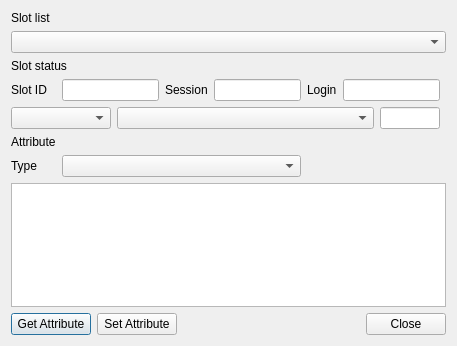
Qt form CryptokiMan/edit_attribute_dlg.ui (jykim74/CryptokiMan) before a commit.
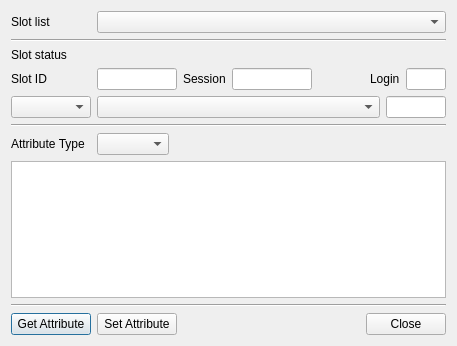
The same form after that commit.

```diff
--- a/CryptokiMan/edit_attribute_dlg.ui
+++ b/CryptokiMan/edit_attribute_dlg.ui
@@ -13,15 +13,222 @@
   <property name="windowTitle">
    <string>Edit attribute</string>
   </property>
-  <layout class="QGridLayout" name="gridLayout">
-   <item row="3" column="6">
-    <widget class="QLabel" name="label_7">
+  <layout class="QVBoxLayout" name="verticalLayout">
+   <item>
+    <layout class="QGridLayout" name="gridLayout">
+     <property name="topMargin">
+      <number>0</number>
+     </property>
+     <item row="0" column="0">
+      <widget class="QLabel" name="label">
+       <property name="minimumSize">
+        <size>
+         <width>80</width>
+         <height>0</height>
+        </size>
+       </property>
+       <property name="text">
+        <string>Slot list</string>
+       </property>
+      </widget>
+     </item>
+     <item row="0" column="1">
+      <widget class="QComboBox" name="mSlotsCombo">
+       <property name="sizePolicy">
+        <sizepolicy hsizetype="Preferred" vsizetype="Fixed">
+         <horstretch>1</horstretch>
+         <verstretch>0</verstretch>
+        </sizepolicy>
+       </property>
+      </widget>
+     </item>
+    </layout>
+   </item>
+   <item>
+    <widget class="Line" name="line">
+     <property name="orientation">
+      <enum>Qt::Horizontal</enum>
+     </property>
+    </widget>
+   </item>
+   <item>
+    <widget class="QLabel" name="label_2">
      <property name="text">
-      <string>Login</string>
+      <string>Slot status</string>
      </property>
     </widget>
    </item>
-   <item row="10" column="0" colspan="9">
+   <item>
+    <layout class="QGridLayout" name="gridLayout_4">
+     <property name="topMargin">
+      <number>0</number>
+     </property>
+     <item row="0" column="1">
+      <widget class="QLineEdit" name="mSlotIDText">
+       <property name="maximumSize">
+        <size>
+         <width>80</width>
+         <height>16777215</height>
+        </size>
+       </property>
+      </widget>
+     </item>
+     <item row="0" column="0">
+      <widget class="QLabel" name="label_3">
+       <property name="minimumSize">
+        <size>
+         <width>80</width>
+         <height>0</height>
+        </size>
+       </property>
+       <property name="text">
+        <string>Slot ID</string>
+       </property>
+      </widget>
+     </item>
+     <item row="0" column="5">
+      <widget class="QLabel" name="label_7">
+       <property name="text">
+        <string>Login</string>
+       </property>
+      </widget>
+     </item>
+     <item row="0" column="2">
+      <widget class="QLabel" name="label_6">
+       <property name="text">
+        <string>Session</string>
+       </property>
+      </widget>
+     </item>
+     <item row="0" column="6">
+      <widget class="QLineEdit" name="mLoginText">
+       <property name="maximumSize">
+        <size>
+         <width>40</width>
+         <height>16777215</height>
+        </size>
+       </property>
+      </widget>
+     </item>
+     <item row="0" column="3">
+      <widget class="QLineEdit" name="mSessionText">
+       <property name="maximumSize">
+        <size>
+         <width>80</width>
+         <height>16777215</height>
+        </size>
+       </property>
+      </widget>
+     </item>
+     <item row="0" column="4">
+      <spacer name="horizontalSpacer_3">
+       <property name="orientation">
+        <enum>Qt::Horizontal</enum>
+       </property>
+       <property name="sizeHint" stdset="0">
+        <size>
+         <width>40</width>
+         <height>20</height>
+        </size>
+       </property>
+      </spacer>
+     </item>
+    </layout>
+   </item>
+   <item>
+    <layout class="QGridLayout" name="gridLayout_3">
+     <property name="topMargin">
+      <number>0</number>
+     </property>
+     <item row="0" column="0">
+      <widget class="QComboBox" name="mObjectCombo">
+       <property name="minimumSize">
+        <size>
+         <width>80</width>
+         <height>0</height>
+        </size>
+       </property>
+       <property name="maximumSize">
+        <size>
+         <width>80</width>
+         <height>16777215</height>
+        </size>
+       </property>
+      </widget>
+     </item>
+     <item row="0" column="1">
+      <widget class="QComboBox" name="mLabelCombo"/>
+     </item>
+     <item row="0" column="2">
+      <widget class="QLineEdit" name="mObjectText">
+       <property name="maximumSize">
+        <size>
+         <width>60</width>
+         <height>16777215</height>
+        </size>
+       </property>
+      </widget>
+     </item>
+    </layout>
+   </item>
+   <item>
+    <widget class="Line" name="line_2">
+     <property name="orientation">
+      <enum>Qt::Horizontal</enum>
+     </property>
+    </widget>
+   </item>
+   <item>
+    <layout class="QGridLayout" name="gridLayout_5">
+     <property name="topMargin">
+      <number>0</number>
+     </property>
+     <item row="0" column="0">
+      <widget class="QLabel" name="label_5">
+       <property name="minimumSize">
+        <size>
+         <width>80</width>
+         <height>0</height>
+        </size>
+       </property>
+       <property name="text">
+        <string>Attribute Type</string>
+       </property>
+      </widget>
+     </item>
+     <item row="0" column="1">
+      <widget class="QComboBox" name="mAttributeCombo"/>
+     </item>
+     <item row="0" column="2">
+      <spacer name="horizontalSpacer_2">
+       <property name="orientation">
+        <enum>Qt::Horizontal</enum>
+       </property>
+       <property name="sizeHint" stdset="0">
+        <size>
+         <width>40</width>
+         <height>20</height>
+        </size>
+       </property>
+      </spacer>
+     </item>
+    </layout>
+   </item>
+   <item>
+    <widget class="QTextBrowser" name="mValueText">
+     <property name="readOnly">
+      <bool>false</bool>
+     </property>
+    </widget>
+   </item>
+   <item>
+    <widget class="Line" name="line_3">
+     <property name="orientation">
+      <enum>Qt::Horizontal</enum>
+     </property>
+    </widget>
+   </item>
+   <item>
     <layout class="QGridLayout" name="gridLayout_2">
      <property name="topMargin">
       <number>0</number>
@@ -62,100 +269,6 @@
      </item>
     </layout>
    </item>
-   <item row="8" column="1" colspan="5">
-    <widget class="QComboBox" name="mAttributeCombo"/>
-   </item>
-   <item row="9" column="0" colspan="9">
-    <widget class="QTextBrowser" name="mValueText">
-     <property name="readOnly">
-      <bool>false</bool>
-     </property>
-    </widget>
-   </item>
-   <item row="0" column="0" colspan="3">
-    <widget class="QLabel" name="label">
-     <property name="text">
-      <string>Slot list</string>
-     </property>
-    </widget>
-   </item>
-   <item row="8" column="0">
-    <widget class="QLabel" name="label_5">
-     <property name="text">
-      <string>Type</string>
-     </property>
-    </widget>
-   </item>
-   <item row="3" column="4" colspan="2">
-    <widget class="QLineEdit" name="mSessionText"/>
-   </item>
-   <item row="7" column="0">
-    <widget class="QLabel" name="label_4">
-     <property name="text">
-      <string>Attribute</string>
-     </property>
-    </widget>
-   </item>
-   <item row="3" column="1">
-    <widget class="QLineEdit" name="mSlotIDText"/>
-   </item>
-   <item row="3" column="0">
-    <widget class="QLabel" name="label_3">
-     <property name="text">
-      <string>Slot ID</string>
-     </property>
-    </widget>
-   </item>
-   <item row="2" column="0" colspan="3">
-    <widget class="QLabel" name="label_2">
-     <property name="text">
-      <string>Slot status</string>
-     </property>
-    </widget>
-   </item>
-   <item row="3" column="7">
-    <widget class="QLineEdit" name="mLoginText"/>
-   </item>
-   <item row="1" column="0" colspan="9">
-    <widget class="QComboBox" name="mSlotsCombo"/>
-   </item>
-   <item row="3" column="2" colspan="2">
-    <widget class="QLabel" name="label_6">
-     <property name="text">
-      <string>Session</string>
-     </property>
-    </widget>
-   </item>
-   <item row="4" column="0" colspan="8">
-    <layout class="QGridLayout" name="gridLayout_3">
-     <property name="topMargin">
-      <number>0</number>
-     </property>
-     <item row="0" column="0">
-      <widget class="QComboBox" name="mObjectCombo">
-       <property name="maximumSize">
-        <size>
-         <width>100</width>
-         <height>16777215</height>
-        </size>
-       </property>
-      </widget>
-     </item>
-     <item row="0" column="1">
-      <widget class="QComboBox" name="mLabelCombo"/>
-     </item>
-     <item row="0" column="2">
-      <widget class="QLineEdit" name="mObjectText">
-       <property name="maximumSize">
-        <size>
-         <width>60</width>
-         <height>16777215</height>
-        </size>
-       </property>
-      </widget>
-     </item>
-    </layout>
-   </item>
   </layout>
  </widget>
  <tabstops>
```
Left out of the diff: 5 changed lines with no effect on the pictures.
